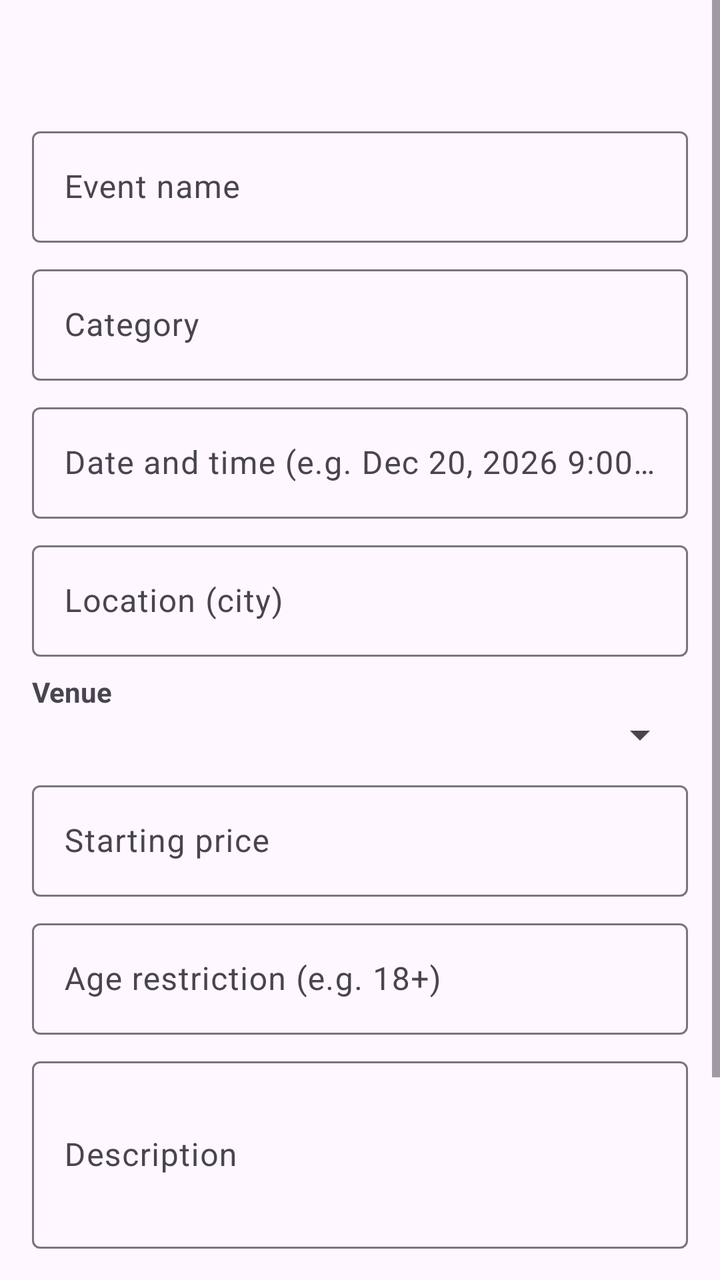
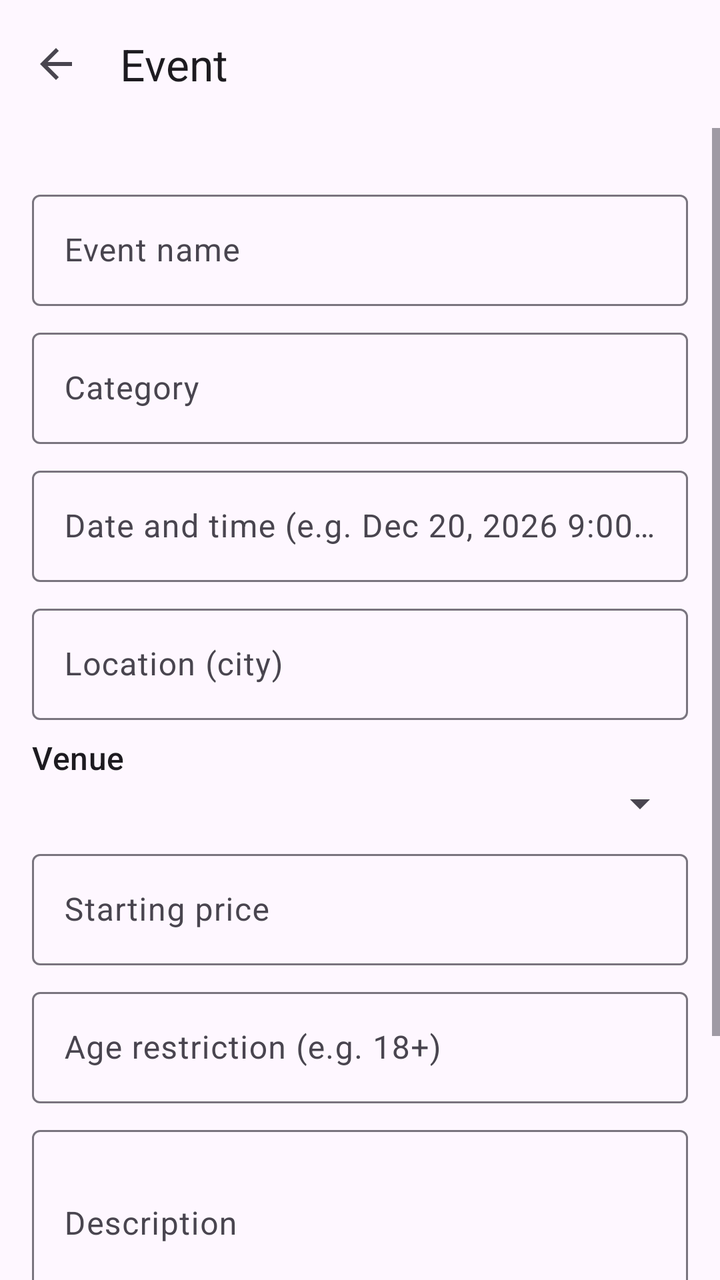

Screens rendered from an Android XML layout before and after an edit, with the pre-edit source and the edit as a unified diff.
<!-- AndroidManifest.xml: application theme Theme.Ticketree -->
<!-- res/layout/activity_event_form.xml -->
<?xml version="1.0" encoding="utf-8"?>
<ScrollView xmlns:android="http://schemas.android.com/apk/res/android"
    android:layout_width="match_parent"
    android:layout_height="match_parent"
    android:fitsSystemWindows="true">

    <LinearLayout
        android:layout_width="match_parent"
        android:layout_height="wrap_content"
        android:orientation="vertical"
        android:padding="16dp">

        <com.google.android.material.textview.MaterialTextView
            android:id="@+id/tvTitle"
            android:layout_width="match_parent"
            android:layout_height="wrap_content"
            android:textSize="24sp"
            android:textStyle="bold" />

        <com.google.android.material.textfield.TextInputLayout
            style="@style/Widget.Material3.TextInputLayout.OutlinedBox"
            android:layout_width="match_parent"
            android:layout_height="wrap_content"
            android:layout_marginTop="12dp"
            android:hint="Event name">

            <com.google.android.material.textfield.TextInputEditText
                android:id="@+id/etName"
                android:layout_width="match_parent"
                android:layout_height="wrap_content"
                android:inputType="text" />
        </com.google.android.material.textfield.TextInputLayout>

        <com.google.android.material.textfield.TextInputLayout
            style="@style/Widget.Material3.TextInputLayout.OutlinedBox"
            android:layout_width="match_parent"
            android:layout_height="wrap_content"
            android:layout_marginTop="8dp"
            android:hint="Category">

            <com.google.android.material.textfield.TextInputEditText
                android:id="@+id/etCategory"
                android:layout_width="match_parent"
                android:layout_height="wrap_content"
                android:inputType="text" />
        </com.google.android.material.textfield.TextInputLayout>

        <com.google.android.material.textfield.TextInputLayout
            style="@style/Widget.Material3.TextInputLayout.OutlinedBox"
            android:layout_width="match_parent"
            android:layout_height="wrap_content"
            android:layout_marginTop="8dp"
            android:hint="Date and time (e.g. Dec 20, 2026 9:00 AM)">

            <com.google.android.material.textfield.TextInputEditText
                android:id="@+id/etDate"
                android:layout_width="match_parent"
                android:layout_height="wrap_content"
                android:inputType="text" />
        </com.google.android.material.textfield.TextInputLayout>

        <com.google.android.material.textfield.TextInputLayout
            style="@style/Widget.Material3.TextInputLayout.OutlinedBox"
            android:layout_width="match_parent"
            android:layout_height="wrap_content"
            android:layout_marginTop="8dp"
            android:hint="Location (city)">

            <com.google.android.material.textfield.TextInputEditText
                android:id="@+id/etLocation"
                android:layout_width="match_parent"
                android:layout_height="wrap_content"
                android:inputType="text" />
        </com.google.android.material.textfield.TextInputLayout>

        <com.google.android.material.textview.MaterialTextView
            android:layout_width="match_parent"
            android:layout_height="wrap_content"
            android:layout_marginTop="8dp"
            android:text="Venue"
            android:textStyle="bold" />

        <Spinner
            android:id="@+id/spVenue"
            android:layout_width="match_parent"
            android:layout_height="wrap_content" />

        <com.google.android.material.textfield.TextInputLayout
            style="@style/Widget.Material3.TextInputLayout.OutlinedBox"
            android:layout_width="match_parent"
            android:layout_height="wrap_content"
            android:layout_marginTop="8dp"
            android:hint="Starting price">

            <com.google.android.material.textfield.TextInputEditText
                android:id="@+id/etPrice"
                android:layout_width="match_parent"
                android:layout_height="wrap_content"
                android:inputType="number" />
        </com.google.android.material.textfield.TextInputLayout>

        <com.google.android.material.textfield.TextInputLayout
            style="@style/Widget.Material3.TextInputLayout.OutlinedBox"
            android:layout_width="match_parent"
            android:layout_height="wrap_content"
            android:layout_marginTop="8dp"
            android:hint="Age restriction (e.g. 18+)">

            <com.google.android.material.textfield.TextInputEditText
                android:id="@+id/etAge"
                android:layout_width="match_parent"
                android:layout_height="wrap_content"
                android:inputType="text" />
        </com.google.android.material.textfield.TextInputLayout>

        <com.google.android.material.textfield.TextInputLayout
            style="@style/Widget.Material3.TextInputLayout.OutlinedBox"
            android:layout_width="match_parent"
            android:layout_height="wrap_content"
            android:layout_marginTop="8dp"
            android:hint="Description">

            <com.google.android.material.textfield.TextInputEditText
                android:id="@+id/etDescription"
                android:layout_width="match_parent"
                android:layout_height="wrap_content"
                android:inputType="textMultiLine"
                android:minLines="3" />
        </com.google.android.material.textfield.TextInputLayout>

        <com.google.android.material.materialswitch.MaterialSwitch
            android:id="@+id/swPublished"
            android:layout_width="match_parent"
            android:layout_height="wrap_content"
            android:layout_marginTop="8dp"
            android:checked="true"
            android:text="Published" />

        <com.google.android.material.button.MaterialButton
            android:id="@+id/btnSave"
            android:layout_width="match_parent"
            android:layout_height="wrap_content"
            android:layout_marginTop="16dp"
            android:text="Save event" />
    </LinearLayout>
</ScrollView>
<!-- resources referenced by this layout -->
<resources>
  <style name="Theme.Ticketree" parent="Base.Theme.Ticketree" />
  <style name="Base.Theme.Ticketree" parent="Theme.Material3.DayNight.NoActionBar">
          
          
      </style>
</resources>

<!-- the commit's change to res/layout/activity_event_form.xml (unified diff, before → after) -->
@@ -1,21 +1,26 @@
 <?xml version="1.0" encoding="utf-8"?>
+<LinearLayout xmlns:android="http://schemas.android.com/apk/res/android"
+    xmlns:app="http://schemas.android.com/apk/res-auto"
+    android:layout_width="match_parent"
+    android:layout_height="match_parent"
+    android:fitsSystemWindows="true"
+    android:orientation="vertical">
+    <com.google.android.material.appbar.MaterialToolbar
+        android:id="@+id/toolbar"
+        android:layout_width="match_parent"
+        android:layout_height="?attr/actionBarSize"
+        app:navigationIcon="@drawable/ic_back"
+        app:title="Event" />
 <ScrollView xmlns:android="http://schemas.android.com/apk/res/android"
     android:layout_width="match_parent"
-    android:layout_height="match_parent"
-    android:fitsSystemWindows="true">
+    android:layout_height="0dp"
+    android:layout_weight="1">
 
     <LinearLayout
         android:layout_width="match_parent"
         android:layout_height="wrap_content"
         android:orientation="vertical"
         android:padding="16dp">
-
-        <com.google.android.material.textview.MaterialTextView
-            android:id="@+id/tvTitle"
-            android:layout_width="match_parent"
-            android:layout_height="wrap_content"
-            android:textSize="24sp"
-            android:textStyle="bold" />
 
         <com.google.android.material.textfield.TextInputLayout
             style="@style/Widget.Material3.TextInputLayout.OutlinedBox"
@@ -74,11 +79,11 @@
         </com.google.android.material.textfield.TextInputLayout>
 
         <com.google.android.material.textview.MaterialTextView
+        android:textAppearance="?attr/textAppearanceTitleMedium"
             android:layout_width="match_parent"
             android:layout_height="wrap_content"
             android:layout_marginTop="8dp"
-            android:text="Venue"
-            android:textStyle="bold" />
+            android:text="Venue" />
 
         <Spinner
             android:id="@+id/spVenue"
@@ -144,3 +149,4 @@
             android:text="Save event" />
     </LinearLayout>
 </ScrollView>
+</LinearLayout>
<!-- resource entries referenced after the edit -->
@@ -1,5 +1,16 @@
 <!-- resources referenced by this layout -->
 <resources>
+  <!-- drawable ic_back (drawable) -->
+  <vector xmlns:android="http://schemas.android.com/apk/res/android"
+      android:width="24dp"
+      android:height="24dp"
+      android:tint="?attr/colorControlNormal"
+      android:viewportWidth="24"
+      android:viewportHeight="24">
+      <path
+          android:fillColor="@android:color/white"
+          android:pathData="M20,11H7.83l5.59,-5.59L12,4l-8,8 8,8 1.41,-1.41L7.83,13H20v-2z" />
+  </vector>
   <style name="Theme.Ticketree" parent="Base.Theme.Ticketree" />
   <style name="Base.Theme.Ticketree" parent="Theme.Material3.DayNight.NoActionBar">
           
